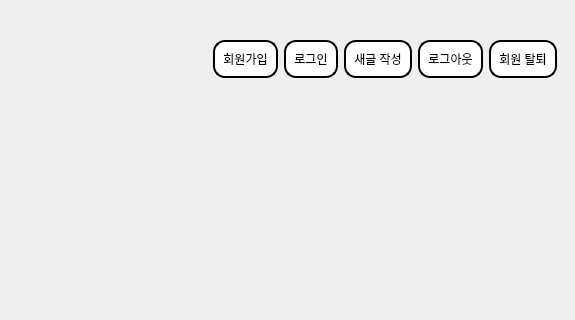
Qt form ui/mainwidget.ui (sm136599/VEDA_Qt_blog_client) before a commit; both pictures show x 225 to 800 and y 0 to 320 of the 800 by 600 pixel window.
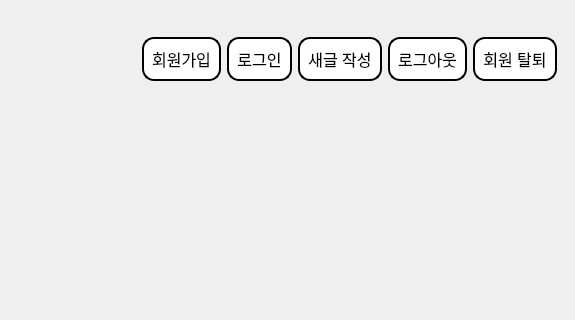
The same form after that commit.

Commit message: design: 디자인 통일

```diff
--- a/ui/mainwidget.ui
+++ b/ui/mainwidget.ui
@@ -147,6 +147,11 @@
          </item>
          <item>
           <widget class="QPushButton" name="registerButton">
+           <property name="font">
+            <font>
+             <pointsize>12</pointsize>
+            </font>
+           </property>
            <property name="text">
             <string>회원가입</string>
            </property>
@@ -154,6 +159,11 @@
          </item>
          <item>
           <widget class="QPushButton" name="loginButton">
+           <property name="font">
+            <font>
+             <pointsize>12</pointsize>
+            </font>
+           </property>
            <property name="text">
             <string>로그인</string>
            </property>
@@ -161,6 +171,11 @@
          </item>
          <item>
           <widget class="QPushButton" name="newPostButton">
+           <property name="font">
+            <font>
+             <pointsize>12</pointsize>
+            </font>
+           </property>
            <property name="text">
             <string>새글 작성</string>
            </property>
@@ -168,6 +183,11 @@
          </item>
          <item>
           <widget class="QPushButton" name="logoutButton">
+           <property name="font">
+            <font>
+             <pointsize>12</pointsize>
+            </font>
+           </property>
            <property name="text">
             <string>로그아웃</string>
            </property>
@@ -175,6 +195,11 @@
          </item>
          <item>
           <widget class="QPushButton" name="withdrawButton">
+           <property name="font">
+            <font>
+             <pointsize>12</pointsize>
+            </font>
+           </property>
            <property name="text">
             <string>회원 탈퇴</string>
            </property>
```
The commit also changes 7 other files.
